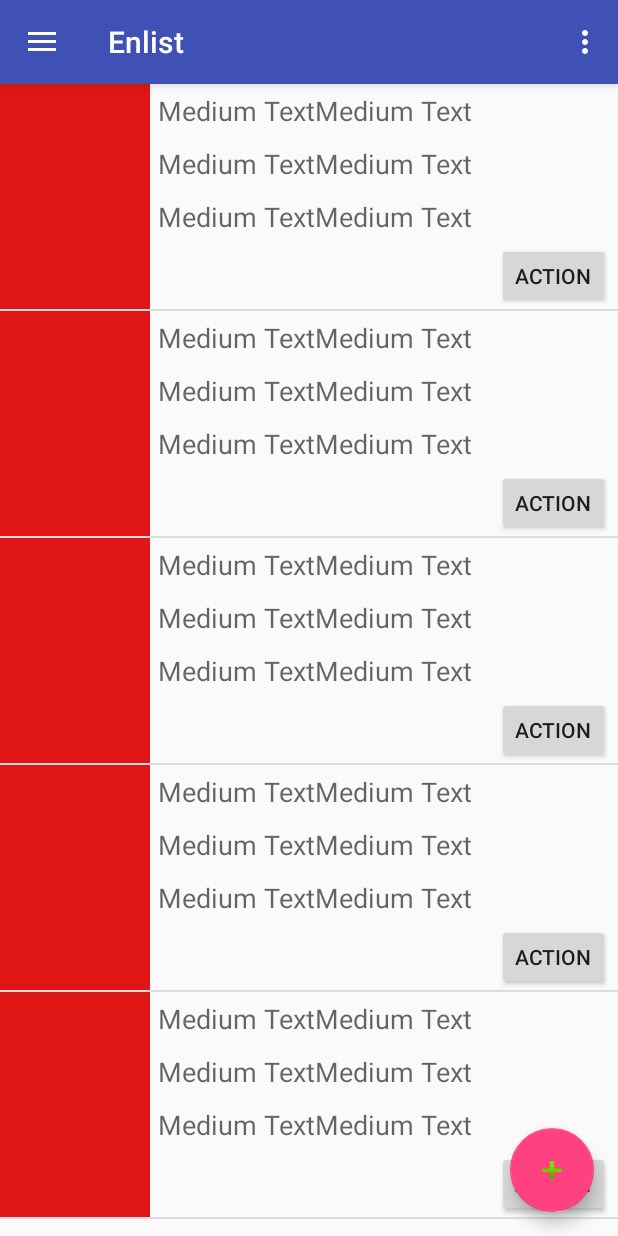
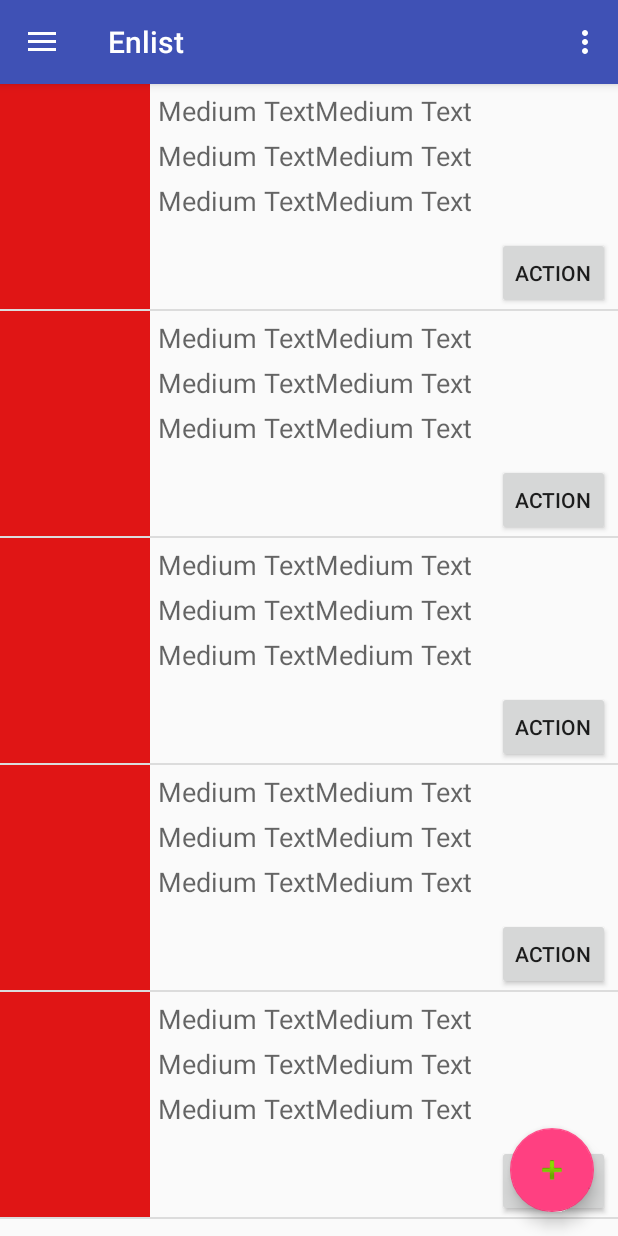
Before and after one commit to mauriciodotso/enlist, an Android app: the screen it shows after launch (MainActivity), in the side drawer, after a tap on "Books", on a phone screen of 412 x 824 dp. Run offline under Robolectric (Android 15) with nearby library versions, the phone set to English and light mode, and no system bars.

Commit message:
- Changes book and movie layout.

```diff
--- a/src/app/Enlist/app/src/main/res/layout/book_view.xml
+++ b/src/app/Enlist/app/src/main/res/layout/book_view.xml
@@ -9,7 +9,7 @@
         android:id="@+id/imageView2"
         android:background="#e01515" />
 
-    <LinearLayout
+    <RelativeLayout
         android:orientation="vertical"
         android:layout_width="match_parent"
         android:layout_height="150dp"
@@ -20,7 +20,8 @@
             android:layout_width="match_parent"
             android:layout_height="wrap_content"
             android:layout_gravity="right"
-            android:layout_margin="5dp">
+            android:layout_margin="5dp"
+            android:id="@+id/linearLayout2">
 
             <TextView
                 android:layout_width="wrap_content"
@@ -42,7 +43,10 @@
             android:layout_width="match_parent"
             android:layout_height="wrap_content"
             android:layout_gravity="right"
-            android:layout_margin="5dp">
+            android:id="@+id/linearLayout3"
+            android:layout_below="@+id/linearLayout2"
+            android:layout_alignLeft="@+id/linearLayout2"
+            android:layout_alignStart="@+id/linearLayout2">
 
             <TextView
                 android:layout_width="wrap_content"
@@ -63,8 +67,11 @@
             android:orientation="horizontal"
             android:layout_width="match_parent"
             android:layout_height="wrap_content"
-            android:layout_margin="5dp"
-            android:layout_gravity="right">
+            android:layout_gravity="right"
+            android:layout_below="@+id/linearLayout3"
+            android:layout_alignParentLeft="true"
+            android:layout_alignParentStart="true"
+            android:layout_margin="5dp">
 
             <TextView
                 android:layout_width="wrap_content"
@@ -88,7 +95,9 @@
             android:text="Action"
             android:id="@+id/button"
             android:layout_gravity="right"
-            android:layout_marginRight="5dp" />
-    </LinearLayout>
+            android:layout_alignParentBottom="true"
+            android:layout_alignRight="@+id/linearLayout2"
+            android:layout_alignEnd="@+id/linearLayout2"/>
+    </RelativeLayout>
 
 </LinearLayout>
```
Also changed, not shown: src/app/Enlist/app/src/main/res/layout/movie_view.xml (+10 -6 lines).
